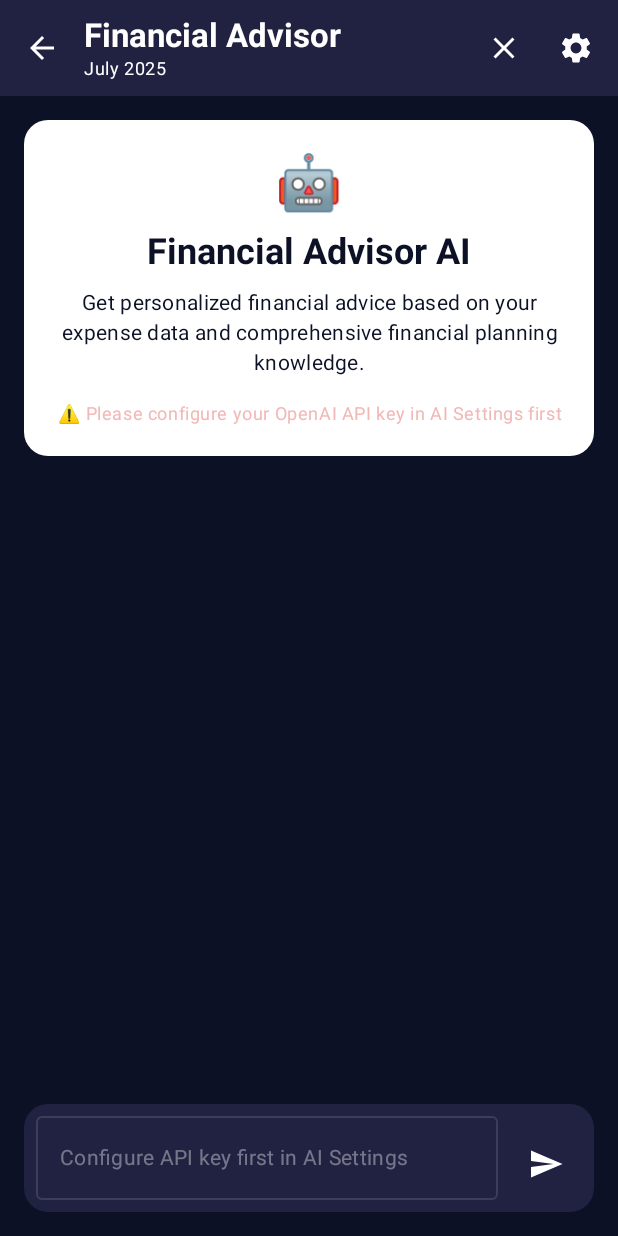
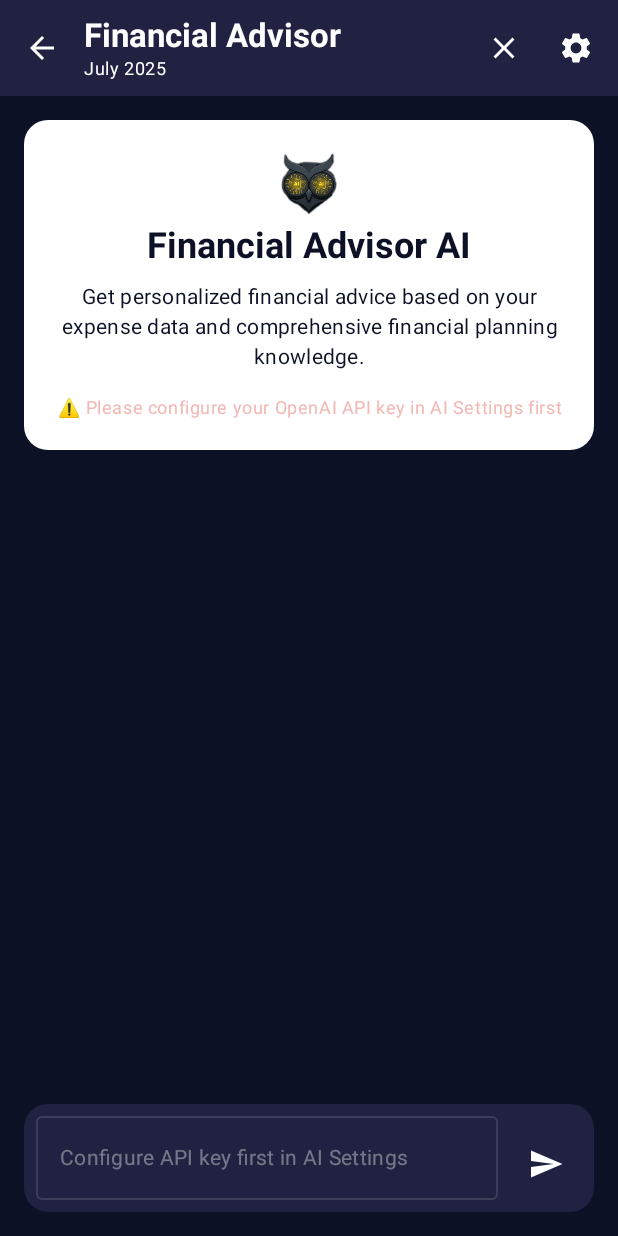
Before and after one commit to eiliyaabedini/PersonalAccountant, an Android app built with Jetpack Compose: the FinancialAdvisorScreen screen opened through its navigation route, on a phone screen of 412 x 824 dp. Run offline under Robolectric (Android 15) with nearby library versions, the phone set to English and light mode, and no system bars; our stand-ins replace Dagger/Hilt's generated code; libraries missing offline, so code that uses them is left out: com.google.api.client, com.google.api.services.

```diff
--- a/app/src/main/java/ir/act/personalAccountant/presentation/expense_list/ExpenseListScreen.kt
+++ b/app/src/main/java/ir/act/personalAccountant/presentation/expense_list/ExpenseListScreen.kt
@@ -3,6 +3,7 @@
 import androidx.activity.compose.rememberLauncherForActivityResult
 import androidx.activity.result.contract.ActivityResultContracts
 import androidx.compose.animation.animateColorAsState
+import androidx.compose.foundation.Image
 import androidx.compose.foundation.background
 import androidx.compose.foundation.clickable
 import androidx.compose.foundation.layout.Arrangement
@@ -613,10 +614,10 @@
             onClick = { onNavigateToFinancialAdvisor() },
             modifier = Modifier.size(40.dp)
         ) {
-            Text(
-                text = "🤖",
-                style = MaterialTheme.typography.titleMedium,
-                color = MaterialTheme.colorScheme.onPrimaryContainer
+            Image(
+                painter = painterResource(R.mipmap.owl_ai),
+                contentDescription = null,
+                Modifier.size(32.dp)
             )
         }
 
--- a/app/src/main/java/ir/act/personalAccountant/presentation/financial_advisor/FinancialAdvisorScreen.kt
+++ b/app/src/main/java/ir/act/personalAccountant/presentation/financial_advisor/FinancialAdvisorScreen.kt
@@ -1,5 +1,6 @@
 package ir.act.personalAccountant.presentation.financial_advisor
 
+import androidx.compose.foundation.Image
 import androidx.compose.foundation.background
 import androidx.compose.foundation.layout.Arrangement
 import androidx.compose.foundation.layout.Column
@@ -45,11 +46,13 @@
 import androidx.compose.ui.Alignment
 import androidx.compose.ui.Modifier
 import androidx.compose.ui.platform.LocalFocusManager
+import androidx.compose.ui.res.painterResource
 import androidx.compose.ui.text.font.FontWeight
 import androidx.compose.ui.text.input.ImeAction
 import androidx.compose.ui.text.style.TextAlign
 import androidx.compose.ui.unit.dp
 import androidx.hilt.navigation.compose.hiltViewModel
+import ir.act.personalAccountant.R
 import ir.act.personalAccountant.core.util.DateUtils
 import ir.act.personalAccountant.presentation.components.MarkdownText
 import java.text.SimpleDateFormat
@@ -216,10 +219,10 @@
             modifier = Modifier.padding(20.dp),
             horizontalAlignment = Alignment.CenterHorizontally
         ) {
-            Text(
-                text = "🤖",
-                style = MaterialTheme.typography.displaySmall,
-                modifier = Modifier.padding(bottom = 8.dp)
+            Image(
+                painter = painterResource(R.mipmap.owl_ai),
+                contentDescription = null,
+                Modifier.size(48.dp)
             )
 
             Text(
```
Also changed, not shown: app/src/main/java/ir/act/personalAccountant/presentation/components/TripModeSetupDialog.kt (+5 -4 lines), app/src/main/java/ir/act/personalAccountant/presentation/expense_entry/ExpenseEntryScreen.kt (+5 -4 lines), app/src/main/res/mipmap-xxxhdpi/owl_ai.webp (added).
